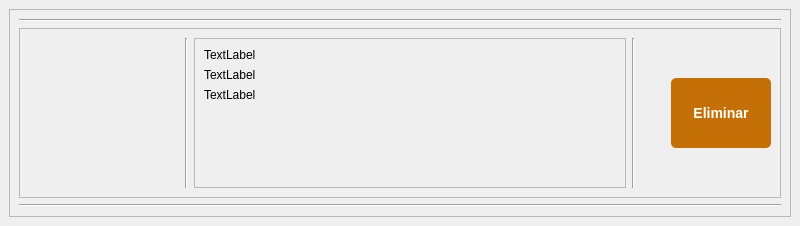
Before: the Qt Designer form ui_files/frameUsuario.ui in Hrndz16/Simes, drawn with Qt 5.
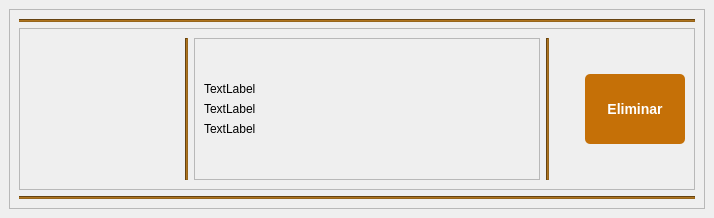
After: the same form once the commit is applied. Icons and pictures are not drawn.

Commit message: Se completo la historia de usuario de visualizar coordinadores y eliminar. También ya se corrrigio los errores en el la lista de coordinadores en asignar un evento

```diff
--- a/ui_files/frameUsuario.ui
+++ b/ui_files/frameUsuario.ui
@@ -6,8 +6,8 @@
    <rect>
     <x>0</x>
     <y>0</y>
-    <width>800</width>
-    <height>226</height>
+    <width>714</width>
+    <height>218</height>
    </rect>
   </property>
   <property name="windowTitle">
@@ -17,6 +17,15 @@
    <layout class="QVBoxLayout" name="verticalLayout_2">
     <item>
      <widget class="QFrame" name="usuario_frame">
+      <property name="minimumSize">
+       <size>
+        <width>0</width>
+        <height>200</height>
+       </size>
+      </property>
+      <property name="styleSheet">
+       <string notr="true"/>
+      </property>
       <property name="frameShape">
        <enum>QFrame::StyledPanel</enum>
       </property>
@@ -26,6 +35,9 @@
       <layout class="QVBoxLayout" name="verticalLayout">
        <item>
         <widget class="Line" name="line">
+         <property name="styleSheet">
+          <string notr="true">background-color:rgb(151, 101, 27);</string>
+         </property>
          <property name="orientation">
           <enum>Qt::Horizontal</enum>
          </property>
@@ -70,6 +82,9 @@
           </item>
           <item>
            <widget class="Line" name="line_3">
+            <property name="styleSheet">
+             <string notr="true">background-color:rgb(151, 101, 27);</string>
+            </property>
             <property name="orientation">
              <enum>Qt::Vertical</enum>
             </property>
@@ -88,27 +103,13 @@
               <number>6</number>
              </property>
              <item row="1" column="0">
-              <widget class="QLabel" name="label_correo">
-               <property name="text">
-                <string>TextLabel</string>
-               </property>
-              </widget>
-             </item>
-             <item row="2" column="0">
-              <widget class="QLabel" name="label_tipoU">
-               <property name="text">
-                <string>TextLabel</string>
-               </property>
-              </widget>
-             </item>
-             <item row="0" column="0">
               <widget class="QLabel" name="label_nombre">
                <property name="text">
                 <string>TextLabel</string>
                </property>
               </widget>
              </item>
-             <item row="3" column="0">
+             <item row="4" column="0">
               <spacer name="verticalSpacer">
                <property name="orientation">
                 <enum>Qt::Vertical</enum>
@@ -121,11 +122,41 @@
                </property>
               </spacer>
              </item>
+             <item row="3" column="0">
+              <widget class="QLabel" name="label_tipoU">
+               <property name="text">
+                <string>TextLabel</string>
+               </property>
+              </widget>
+             </item>
+             <item row="2" column="0">
+              <widget class="QLabel" name="label_correo">
+               <property name="text">
+                <string>TextLabel</string>
+               </property>
+              </widget>
+             </item>
+             <item row="0" column="0">
+              <spacer name="verticalSpacer_2">
+               <property name="orientation">
+                <enum>Qt::Vertical</enum>
+               </property>
+               <property name="sizeHint" stdset="0">
+                <size>
+                 <width>20</width>
+                 <height>40</height>
+                </size>
+               </property>
+              </spacer>
+             </item>
             </layout>
            </widget>
           </item>
           <item>
            <widget class="Line" name="line_4">
+            <property name="styleSheet">
+             <string notr="true">background-color:rgb(151, 101, 27);</string>
+            </property>
             <property name="orientation">
              <enum>Qt::Vertical</enum>
             </property>
@@ -188,6 +219,9 @@
        </item>
        <item>
         <widget class="Line" name="line_2">
+         <property name="styleSheet">
+          <string notr="true">background-color:rgb(151, 101, 27);</string>
+         </property>
          <property name="orientation">
           <enum>Qt::Horizontal</enum>
          </property>
```
Left out of the diff: 3 changed lines with no effect on the pictures. The commit also changes 21 other files.
